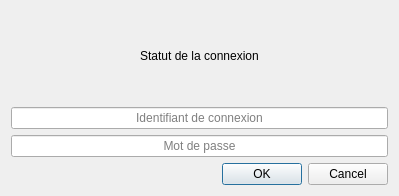
Old version of the form src/dlgclient.ui in the repository lolo32/TrieDocs.
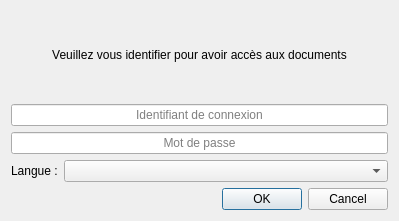
New version of the form.

Commit message: Ajout du support de la traduction dans la fenêtre d'authentification

What changed in the file:
```diff
--- a/src/dlgclient.ui
+++ b/src/dlgclient.ui
@@ -7,7 +7,7 @@
     <x>0</x>
     <y>0</y>
     <width>399</width>
-    <height>196</height>
+    <height>221</height>
    </rect>
   </property>
   <property name="windowTitle">
@@ -23,7 +23,7 @@
       </sizepolicy>
      </property>
      <property name="text">
-      <string notr="true">Statut de la connexion</string>
+      <string>Veuillez vous identifier pour avoir accès aux documents</string>
      </property>
      <property name="alignment">
       <set>Qt::AlignCenter</set>
@@ -60,6 +60,27 @@
      </item>
     </layout>
    </item>
+   <item>
+    <layout class="QHBoxLayout" name="horizontalLayout">
+     <item>
+      <widget class="QLabel" name="label">
+       <property name="text">
+        <string>Langue :</string>
+       </property>
+      </widget>
+     </item>
+     <item>
+      <widget class="QComboBox" name="cbxLangues">
+       <property name="sizePolicy">
+        <sizepolicy hsizetype="Preferred" vsizetype="Fixed">
+         <horstretch>1</horstretch>
+         <verstretch>0</verstretch>
+        </sizepolicy>
+       </property>
+      </widget>
+     </item>
+    </layout>
+   </item>
    <item>
     <widget class="QDialogButtonBox" name="buttonBox">
      <property name="standardButtons">
```
The commit also changes 2 other files.
